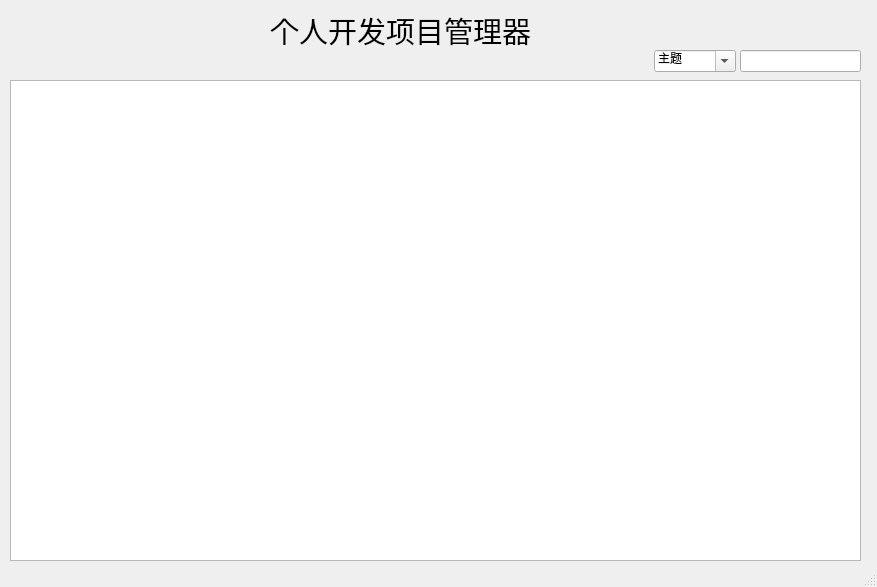
HEYsir/prjbox, file mainwindow.ui: the form before one commit.
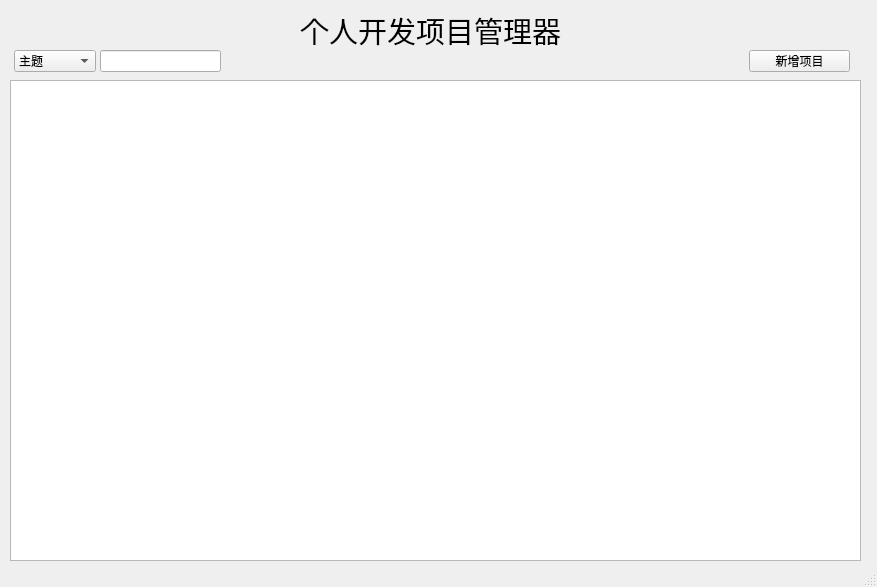
The form after the commit.

Commit message: 1、屏蔽数据库相关操作的参考代码 2、增加prjwindow相关的GUI布局和创建

The edit to the form file:
```diff
--- a/mainwindow.ui
+++ b/mainwindow.ui
@@ -20,7 +20,7 @@
    <widget class="QLabel" name="label">
     <property name="geometry">
      <rect>
-      <x>270</x>
+      <x>300</x>
       <y>10</y>
       <width>271</width>
       <height>41</height>
@@ -78,7 +78,7 @@
    <widget class="QLineEdit" name="lineEdit">
     <property name="geometry">
      <rect>
-      <x>740</x>
+      <x>100</x>
       <y>50</y>
       <width>121</width>
       <height>22</height>
@@ -86,9 +86,12 @@
     </property>
    </widget>
    <widget class="QComboBox" name="comboBox">
+    <property name="enabled">
+     <bool>true</bool>
+    </property>
     <property name="geometry">
      <rect>
-      <x>654</x>
+      <x>14</x>
       <y>50</y>
       <width>82</width>
       <height>22</height>
@@ -98,7 +101,7 @@
      <bool>false</bool>
     </property>
     <property name="editable">
-     <bool>true</bool>
+     <bool>false</bool>
     </property>
     <property name="currentText">
      <string>主题</string>
@@ -130,6 +133,19 @@
      </property>
     </item>
    </widget>
+   <widget class="QPushButton" name="addprj">
+    <property name="geometry">
+     <rect>
+      <x>749</x>
+      <y>50</y>
+      <width>101</width>
+      <height>22</height>
+     </rect>
+    </property>
+    <property name="text">
+     <string>新增项目</string>
+    </property>
+   </widget>
   </widget>
   <widget class="QStatusBar" name="statusbar"/>
  </widget>
```
Left out of the diff: 2 changed lines with no effect on the pictures. The commit also changes 7 other files.
